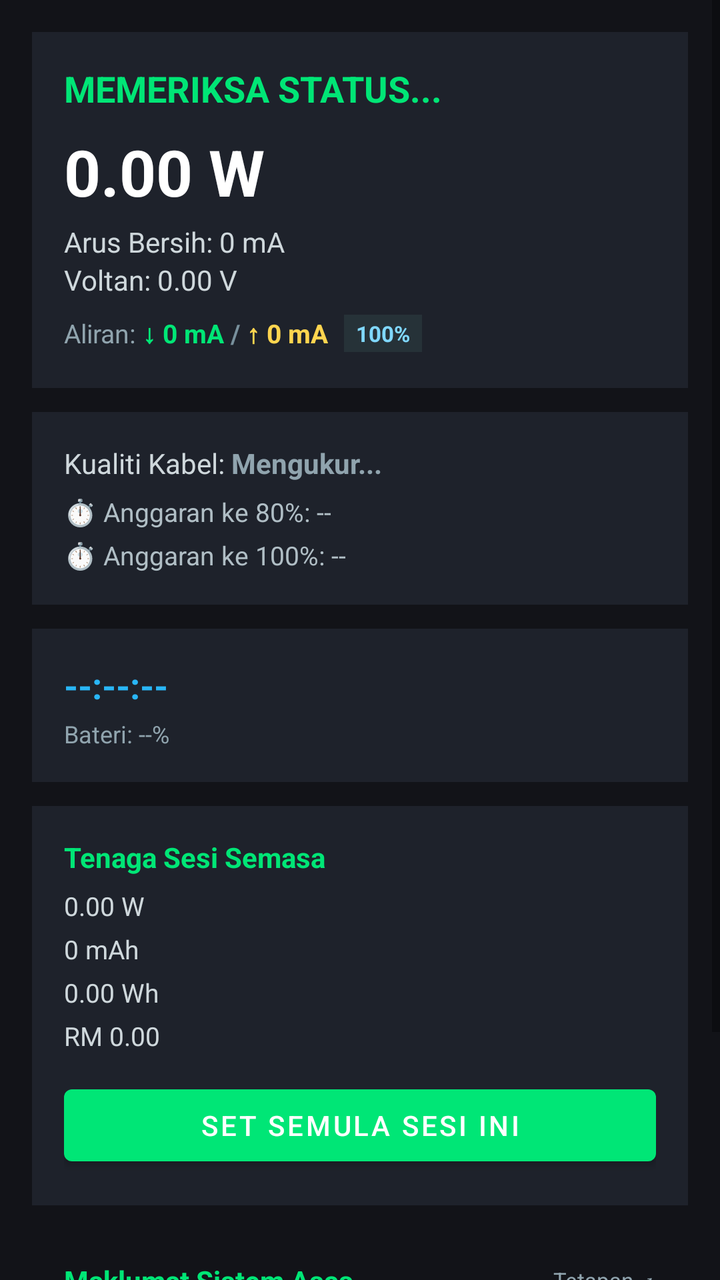
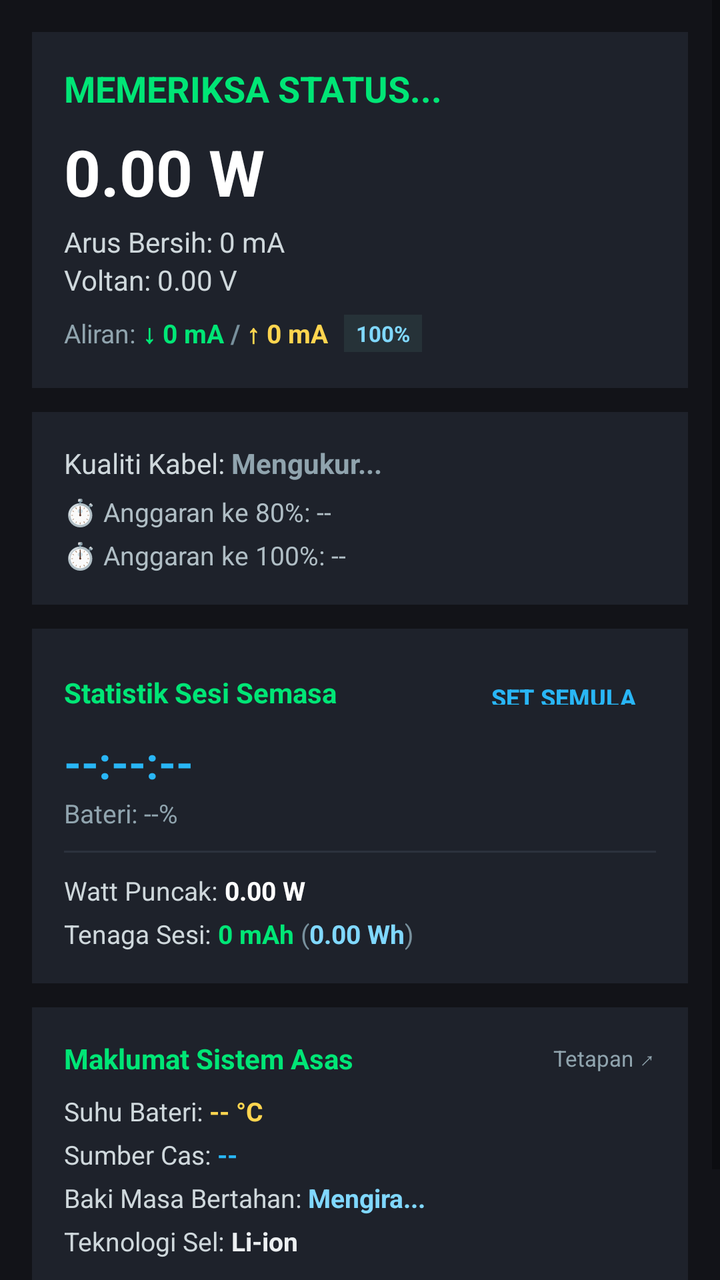

Compare the two renders of this Android layout. The source of the first and the diff that turns it into the second are given below.
<!-- AndroidManifest.xml: application theme Theme.CasWatt -->
<!-- res/layout/fragment_dashboard.xml -->
<?xml version="1.0" encoding="utf-8"?>
<ScrollView xmlns:android="http://schemas.android.com/apk/res/android"
    android:layout_width="match_parent"
    android:layout_height="match_parent"
    android:background="#121318"
    android:fillViewport="true">

    <LinearLayout
        android:layout_width="match_parent"
        android:layout_height="wrap_content"
        android:orientation="vertical"
        android:padding="16dp">

        
        <LinearLayout
            android:layout_width="match_parent"
            android:layout_height="wrap_content"
            android:background="#1E222B"
            android:orientation="vertical"
            android:padding="16dp">

            <TextView
                android:id="@+id/tv_main_status"
                android:layout_width="wrap_content"
                android:layout_height="wrap_content"
                android:text="MEMERIKSA STATUS..."
                android:textColor="#00E676"
                android:textSize="18sp"
                android:textStyle="bold" />

            <TextView
                android:id="@+id/tv_main_watt"
                android:layout_width="wrap_content"
                android:layout_height="wrap_content"
                android:layout_marginTop="8dp"
                android:text="0.00 W"
                android:textColor="#FFFFFF"
                android:textSize="32sp"
                android:textStyle="bold" />

            <TextView
                android:id="@+id/tv_main_current"
                android:layout_width="wrap_content"
                android:layout_height="wrap_content"
                android:layout_marginTop="4dp"
                android:text="Arus Bersih: 0 mA"
                android:textColor="#CFD8DC"
                android:textSize="14sp" />

            <TextView
                android:id="@+id/tv_main_voltage"
                android:layout_width="wrap_content"
                android:layout_height="wrap_content"
                android:text="Voltan: 0.00 V"
                android:textColor="#CFD8DC"
                android:textSize="14sp" />

            
            <LinearLayout
                android:id="@+id/layout_power_ratio"
                android:layout_width="match_parent"
                android:layout_height="wrap_content"
                android:layout_marginTop="6dp"
                android:background="?attr/selectableItemBackground"
                android:clickable="true"
                android:focusable="true"
                android:gravity="center_vertical"
                android:orientation="horizontal"
                android:paddingVertical="2dp">

                <TextView
                    android:id="@+id/tv_ratio_label"
                    android:layout_width="wrap_content"
                    android:layout_height="wrap_content"
                    android:text="Aliran: "
                    android:textColor="#90A4AE"
                    android:textSize="13sp" />

                <TextView
                    android:id="@+id/tv_input_val"
                    android:layout_width="wrap_content"
                    android:layout_height="wrap_content"
                    android:text="↓ 0 mA"
                    android:textColor="#00E676"
                    android:textSize="13sp"
                    android:textStyle="bold" />

                <TextView
                    android:id="@+id/tv_ratio_divider"
                    android:layout_width="wrap_content"
                    android:layout_height="wrap_content"
                    android:text=" / "
                    android:textColor="#78909C"
                    android:textSize="13sp"
                    android:textStyle="bold" />

                <TextView
                    android:id="@+id/tv_drain_val"
                    android:layout_width="wrap_content"
                    android:layout_height="wrap_content"
                    android:text="↑ 0 mA"
                    android:textColor="#FFD54F"
                    android:textSize="13sp"
                    android:textStyle="bold" />

                <TextView
                    android:id="@+id/tv_efficiency_badge"
                    android:layout_width="wrap_content"
                    android:layout_height="wrap_content"
                    android:layout_marginStart="8dp"
                    android:background="#263238"
                    android:paddingHorizontal="6dp"
                    android:paddingVertical="2dp"
                    android:text="100%"
                    android:textColor="#80D8FF"
                    android:textSize="11sp"
                    android:textStyle="bold" />
            </LinearLayout>

            <TextView
                android:id="@+id/tv_thermal_throttle"
                android:layout_width="wrap_content"
                android:layout_height="wrap_content"
                android:layout_marginTop="8dp"
                android:text="⚠️ THERMAL THROTTLING AKTIF"
                android:textColor="#FF5252"
                android:textSize="12sp"
                android:textStyle="bold"
                android:visibility="gone" />

            <TextView
                android:id="@+id/tv_trickle_status"
                android:layout_width="wrap_content"
                android:layout_height="wrap_content"
                android:layout_marginTop="4dp"
                android:text="💧 TRICKLE CHARGE (MENJAGA HAYAT)"
                android:textColor="#29B6F6"
                android:textSize="12sp"
                android:textStyle="bold"
                android:visibility="gone" />
        </LinearLayout>

        
        <LinearLayout
            android:layout_width="match_parent"
            android:layout_height="wrap_content"
            android:layout_marginTop="12dp"
            android:background="#1E222B"
            android:orientation="vertical"
            android:padding="16dp">

            <LinearLayout
                android:layout_width="match_parent"
                android:layout_height="wrap_content"
                android:orientation="horizontal">

                <TextView
                    android:layout_width="wrap_content"
                    android:layout_height="wrap_content"
                    android:text="Kualiti Kabel: "
                    android:textColor="#CFD8DC"
                    android:textSize="14sp" />

                <TextView
                    android:id="@+id/tv_cable_quality"
                    android:layout_width="wrap_content"
                    android:layout_height="wrap_content"
                    android:text="Mengukur..."
                    android:textColor="#90A4AE"
                    android:textSize="14sp"
                    android:textStyle="bold" />
            </LinearLayout>

            <TextView
                android:id="@+id/tv_smart_eta_80"
                android:layout_width="wrap_content"
                android:layout_height="wrap_content"
                android:layout_marginTop="6dp"
                android:text="⏱️ Anggaran ke 80%: --"
                android:textColor="#B0BEC5"
                android:textSize="13sp" />

            <TextView
                android:id="@+id/tv_smart_eta_100"
                android:layout_width="wrap_content"
                android:layout_height="wrap_content"
                android:layout_marginTop="4dp"
                android:text="⏱️ Anggaran ke 100%: --"
                android:textColor="#B0BEC5"
                android:textSize="13sp" />
        </LinearLayout>

        
        <LinearLayout
            android:layout_width="match_parent"
            android:layout_height="wrap_content"
            android:layout_marginTop="12dp"
            android:background="#1E222B"
            android:orientation="vertical"
            android:padding="16dp">

            <TextView
                android:id="@+id/tv_discharge_duration"
                android:layout_width="wrap_content"
                android:layout_height="wrap_content"
                android:text="--:--:--"
                android:textColor="#29B6F6"
                android:textSize="18sp"
                android:textStyle="bold" />

            <TextView
                android:id="@+id/tv_discharge_sub"
                android:layout_width="wrap_content"
                android:layout_height="wrap_content"
                android:layout_marginTop="4dp"
                android:text="Bateri: --%"
                android:textColor="#90A4AE"
                android:textSize="12sp" />
        </LinearLayout>

        
        <LinearLayout
            android:layout_width="match_parent"
            android:layout_height="wrap_content"
            android:layout_marginTop="12dp"
            android:background="#1E222B"
            android:orientation="vertical"
            android:padding="16dp">

            <TextView
                android:layout_width="wrap_content"
                android:layout_height="wrap_content"
                android:text="Tenaga Sesi Semasa"
                android:textColor="#00E676"
                android:textSize="14sp"
                android:textStyle="bold" />

            <TextView
                android:id="@+id/tv_peak_watt"
                android:layout_width="wrap_content"
                android:layout_height="wrap_content"
                android:layout_marginTop="6dp"
                android:text="0.00 W"
                android:textColor="#CFD8DC"
                android:textSize="13sp" />

            <TextView
                android:id="@+id/tv_total_mah"
                android:layout_width="wrap_content"
                android:layout_height="wrap_content"
                android:layout_marginTop="4dp"
                android:text="0 mAh"
                android:textColor="#CFD8DC"
                android:textSize="13sp" />

            <TextView
                android:id="@+id/tv_energy_wh"
                android:layout_width="wrap_content"
                android:layout_height="wrap_content"
                android:layout_marginTop="4dp"
                android:text="0.00 Wh"
                android:textColor="#CFD8DC"
                android:textSize="13sp" />

            <TextView
                android:id="@+id/tv_cost_myr"
                android:layout_width="wrap_content"
                android:layout_height="wrap_content"
                android:layout_marginTop="4dp"
                android:text="RM 0.00"
                android:textColor="#CFD8DC"
                android:textSize="13sp" />

            <Button
                android:id="@+id/btn_reset_session"
                android:layout_width="match_parent"
                android:layout_height="wrap_content"
                android:layout_marginTop="12dp"
                android:text="Set Semula Sesi Ini" />
        </LinearLayout>

        
        <LinearLayout
            android:id="@+id/layout_system_info"
            android:layout_width="match_parent"
            android:layout_height="wrap_content"
            android:layout_marginTop="12dp"
            android:background="?attr/selectableItemBackground"
            android:clickable="true"
            android:focusable="true"
            android:orientation="vertical"
            android:padding="16dp">

            
            <LinearLayout
                android:layout_width="match_parent"
                android:layout_height="wrap_content"
                android:gravity="center_vertical"
                android:orientation="horizontal">

                <TextView
                    android:layout_width="0dp"
                    android:layout_height="wrap_content"
                    android:layout_weight="1"
                    android:text="Maklumat Sistem Asas"
                    android:textColor="#00E676"
                    android:textSize="14sp"
                    android:textStyle="bold" />

                <TextView
                    android:layout_width="wrap_content"
                    android:layout_height="wrap_content"
                    android:text="Tetapan ↗"
                    android:textColor="#90A4AE"
                    android:textSize="11sp" />
            </LinearLayout>

            
            <LinearLayout
                android:layout_width="match_parent"
                android:layout_height="wrap_content"
                android:layout_marginTop="8dp"
                android:orientation="horizontal">

                <TextView
                    android:layout_width="wrap_content"
                    android:layout_height="wrap_content"
                    android:text="Peratus Bateri: "
                    android:textColor="#CFD8DC"
                    android:textSize="13sp" />

                <TextView
                    android:id="@+id/tv_main_level"
                    android:layout_width="wrap_content"
                    android:layout_height="wrap_content"
                    android:text="--%"
                    android:textColor="#00E676"
                    android:textSize="13sp"
                    android:textStyle="bold" />
            </LinearLayout>

            
            <LinearLayout
                android:layout_width="match_parent"
                android:layout_height="wrap_content"
                android:layout_marginTop="4dp"
                android:orientation="horizontal">

                <TextView
                    android:layout_width="wrap_content"
                    android:layout_height="wrap_content"
                    android:text="Suhu Bateri: "
                    android:textColor="#CFD8DC"
                    android:textSize="13sp" />

                <TextView
                    android:id="@+id/tv_main_temp"
                    android:layout_width="wrap_content"
                    android:layout_height="wrap_content"
                    android:text="-- °C"
                    android:textColor="#FFD54F"
                    android:textSize="13sp"
                    android:textStyle="bold" />
            </LinearLayout>

            
            <LinearLayout
                android:layout_width="match_parent"
                android:layout_height="wrap_content"
                android:layout_marginTop="4dp"
                android:orientation="horizontal">

                <TextView
                    android:layout_width="wrap_content"
                    android:layout_height="wrap_content"
                    android:text="Sumber Cas: "
                    android:textColor="#CFD8DC"
                    android:textSize="13sp" />

                <TextView
                    android:id="@+id/tv_main_plug"
                    android:layout_width="wrap_content"
                    android:layout_height="wrap_content"
                    android:text="--"
                    android:textColor="#29B6F6"
                    android:textSize="13sp"
                    android:textStyle="bold" />
            </LinearLayout>

            
            <LinearLayout
                android:layout_width="match_parent"
                android:layout_height="wrap_content"
                android:layout_marginTop="4dp"
                android:orientation="horizontal">

                <TextView
                    android:layout_width="wrap_content"
                    android:layout_height="wrap_content"
                    android:text="Baki Masa Bertahan: "
                    android:textColor="#CFD8DC"
                    android:textSize="13sp" />

                <TextView
                    android:id="@+id/tv_main_runtime"
                    android:layout_width="wrap_content"
                    android:layout_height="wrap_content"
                    android:text="Mengira..."
                    android:textColor="#80D8FF"
                    android:textSize="13sp"
                    android:textStyle="bold" />
            </LinearLayout>

            
            <LinearLayout
                android:layout_width="match_parent"
                android:layout_height="wrap_content"
                android:layout_marginTop="4dp"
                android:orientation="horizontal">

                <TextView
                    android:layout_width="wrap_content"
                    android:layout_height="wrap_content"
                    android:text="Teknologi Sel: "
                    android:textColor="#CFD8DC"
                    android:textSize="13sp" />

                <TextView
                    android:id="@+id/tv_main_tech"
                    android:layout_width="wrap_content"
                    android:layout_height="wrap_content"
                    android:text="Li-ion"
                    android:textColor="#ECEFF1"
                    android:textSize="13sp"
                    android:textStyle="bold" />
            </LinearLayout>

        </LinearLayout>

    </LinearLayout>
</ScrollView>
<!-- resources referenced by this layout -->
<resources>
  <style name="Theme.CasWatt" parent="Theme.MaterialComponents.DayNight.NoActionBar">
          <item name="colorPrimary">#00E676</item>
          <item name="android:statusBarColor">#121318</item>
          <item name="android:navigationBarColor">#161820</item>
      </style>
</resources>

<!-- the commit's change to res/layout/fragment_dashboard.xml (unified diff, before → after) -->
@@ -3,7 +3,9 @@
     android:layout_width="match_parent"
     android:layout_height="match_parent"
     android:background="#121318"
-    android:fillViewport="true">
+    android:clipToPadding="false"
+    android:fillViewport="true"
+    android:paddingBottom="36dp">
 
     <LinearLayout
         android:layout_width="match_parent"
@@ -199,84 +201,140 @@
             android:orientation="vertical"
             android:padding="16dp">
 
+            <LinearLayout
+                android:layout_width="match_parent"
+                android:layout_height="wrap_content"
+                android:gravity="center_vertical"
+                android:orientation="horizontal">
+
+                <TextView
+                    android:layout_width="0dp"
+                    android:layout_height="wrap_content"
+                    android:layout_weight="1"
+                    android:text="Statistik Sesi Semasa"
+                    android:textColor="#00E676"
+                    android:textSize="14sp"
+                    android:textStyle="bold" />
+
+                
+                <Button
+                    android:id="@+id/btn_reset_session"
+                    style="@style/Widget.AppCompat.Button.Borderless"
+                    android:layout_width="wrap_content"
+                    android:layout_height="32dp"
+                    android:minHeight="0dp"
+                    android:minWidth="0dp"
+                    android:paddingHorizontal="10dp"
+                    android:text="Set Semula"
+                    android:textColor="#29B6F6"
+                    android:textSize="12sp"
+                    android:textStyle="bold" />
+            </LinearLayout>
+
+            
             <TextView
                 android:id="@+id/tv_discharge_duration"
                 android:layout_width="wrap_content"
                 android:layout_height="wrap_content"
+                android:layout_marginTop="4dp"
                 android:text="--:--:--"
                 android:textColor="#29B6F6"
-                android:textSize="18sp"
+                android:textSize="22sp"
                 android:textStyle="bold" />
 
+            
             <TextView
                 android:id="@+id/tv_discharge_sub"
                 android:layout_width="wrap_content"
                 android:layout_height="wrap_content"
-                android:layout_marginTop="4dp"
+                android:layout_marginTop="2dp"
                 android:text="Bateri: --%"
                 android:textColor="#90A4AE"
-                android:textSize="12sp" />
-        </LinearLayout>
-
-        
-        <LinearLayout
-            android:layout_width="match_parent"
-            android:layout_height="wrap_content"
-            android:layout_marginTop="12dp"
-            android:background="#1E222B"
-            android:orientation="vertical"
-            android:padding="16dp">
-
-            <TextView
-                android:layout_width="wrap_content"
-                android:layout_height="wrap_content"
-                android:text="Tenaga Sesi Semasa"
-                android:textColor="#00E676"
-                android:textSize="14sp"
-                android:textStyle="bold" />
-
-            <TextView
-                android:id="@+id/tv_peak_watt"
-                android:layout_width="wrap_content"
-                android:layout_height="wrap_content"
-                android:layout_marginTop="6dp"
-                android:text="0.00 W"
-                android:textColor="#CFD8DC"
                 android:textSize="13sp" />
 
-            <TextView
-                android:id="@+id/tv_total_mah"
-                android:layout_width="wrap_content"
-                android:layout_height="wrap_content"
-                android:layout_marginTop="4dp"
-                android:text="0 mAh"
-                android:textColor="#CFD8DC"
-                android:textSize="13sp" />
-
-            <TextView
-                android:id="@+id/tv_energy_wh"
-                android:layout_width="wrap_content"
-                android:layout_height="wrap_content"
-                android:layout_marginTop="4dp"
-                android:text="0.00 Wh"
-                android:textColor="#CFD8DC"
-                android:textSize="13sp" />
-
+            
+            <View
+                android:layout_width="match_parent"
+                android:layout_height="1dp"
+                android:layout_marginVertical="10dp"
+                android:background="#2C323D" />
+
+            
+            <LinearLayout
+                android:layout_width="match_parent"
+                android:layout_height="wrap_content"
+                android:orientation="horizontal">
+
+                <TextView
+                    android:layout_width="wrap_content"
+                    android:layout_height="wrap_content"
+                    android:text="Watt Puncak: "
+                    android:textColor="#CFD8DC"
+                    android:textSize="13sp" />
+
+                <TextView
+                    android:id="@+id/tv_peak_watt"
+                    android:layout_width="wrap_content"
+                    android:layout_height="wrap_content"
+                    android:text="0.00 W"
+                    android:textColor="#FFFFFF"
+                    android:textSize="13sp"
+                    android:textStyle="bold" />
+            </LinearLayout>
+
+            
+            <LinearLayout
+                android:layout_width="match_parent"
+                android:layout_height="wrap_content"
+                android:layout_marginTop="4dp"
+                android:orientation="horizontal">
+
+                <TextView
+                    android:layout_width="wrap_content"
+                    android:layout_height="wrap_content"
+                    android:text="Tenaga Sesi: "
+                    android:textColor="#CFD8DC"
+                    android:textSize="13sp" />
+
+                <TextView
+                    android:id="@+id/tv_total_mah"
+                    android:layout_width="wrap_content"
+                    android:layout_height="wrap_content"
+                    android:text="0 mAh"
+                    android:textColor="#00E676"
+                    android:textSize="13sp"
+                    android:textStyle="bold" />
+
+                <TextView
+                    android:layout_width="wrap_content"
+                    android:layout_height="wrap_content"
+                    android:text=" ("
+                    android:textColor="#78909C"
+                    android:textSize="13sp" />
+
+                <TextView
+                    android:id="@+id/tv_energy_wh"
+                    android:layout_width="wrap_content"
+                    android:layout_height="wrap_content"
+                    android:text="0.00 Wh"
+                    android:textColor="#80D8FF"
+                    android:textSize="13sp"
+                    android:textStyle="bold" />
+
+                <TextView
+                    android:layout_width="wrap_content"
+                    android:layout_height="wrap_content"
+                    android:text=")"
+                    android:textColor="#78909C"
+                    android:textSize="13sp" />
+            </LinearLayout>
+
+            
             <TextView
                 android:id="@+id/tv_cost_myr"
                 android:layout_width="wrap_content"
                 android:layout_height="wrap_content"
-                android:layout_marginTop="4dp"
-                android:text="RM 0.00"
-                android:textColor="#CFD8DC"
-                android:textSize="13sp" />
-
-            <Button
-                android:id="@+id/btn_reset_session"
-                android:layout_width="match_parent"
-                android:layout_height="wrap_content"
-                android:layout_marginTop="12dp"
-                android:text="Set Semula Sesi Ini" />
+                android:visibility="gone" />
         </LinearLayout>
 
         
@@ -285,13 +343,13 @@
             android:layout_width="match_parent"
             android:layout_height="wrap_content"
             android:layout_marginTop="12dp"
-            android:background="?attr/selectableItemBackground"
+            android:background="#1E222B"
             android:clickable="true"
             android:focusable="true"
+            android:foreground="?attr/selectableItemBackground"
             android:orientation="vertical"
             android:padding="16dp">
 
-            
             <LinearLayout
                 android:layout_width="match_parent"
                 android:layout_height="wrap_content"
@@ -316,34 +374,17 @@
             </LinearLayout>
 
             
+            <TextView
+                android:id="@+id/tv_main_level"
+                android:layout_width="wrap_content"
+                android:layout_height="wrap_content"
+                android:visibility="gone" />
+
+            
             <LinearLayout
                 android:layout_width="match_parent"
                 android:layout_height="wrap_content"
                 android:layout_marginTop="8dp"
-                android:orientation="horizontal">
-
-                <TextView
-                    android:layout_width="wrap_content"
-                    android:layout_height="wrap_content"
-                    android:text="Peratus Bateri: "
-                    android:textColor="#CFD8DC"
-                    android:textSize="13sp" />
-
-                <TextView
-                    android:id="@+id/tv_main_level"
-                    android:layout_width="wrap_content"
-                    android:layout_height="wrap_content"
-                    android:text="--%"
-                    android:textColor="#00E676"
-                    android:textSize="13sp"
-                    android:textStyle="bold" />
-            </LinearLayout>
-
-            
-            <LinearLayout
-                android:layout_width="match_parent"
-                android:layout_height="wrap_content"
-                android:layout_marginTop="4dp"
                 android:orientation="horizontal">
 
                 <TextView
